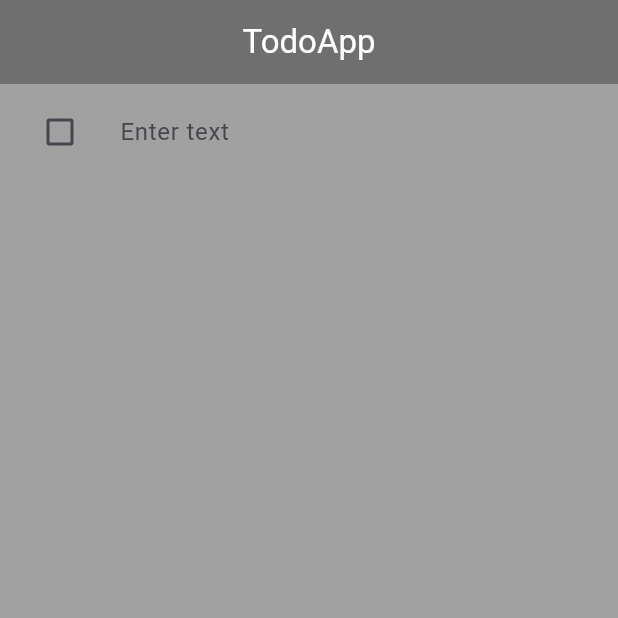
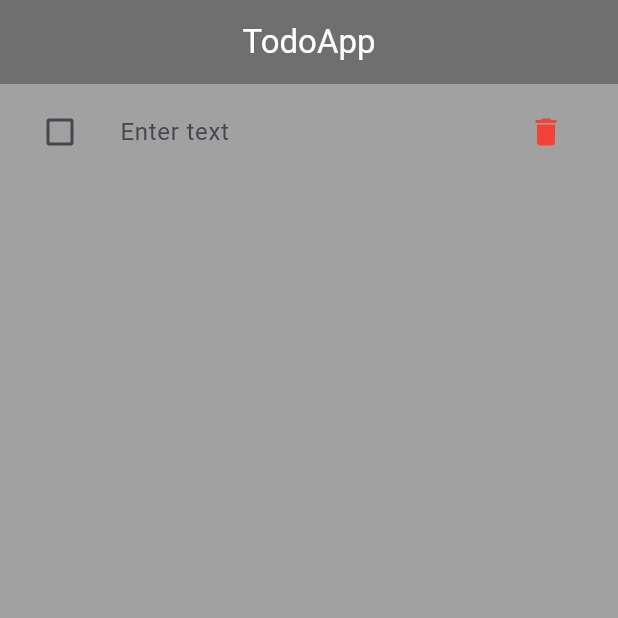
Before and after one commit to r3laty/todo_application, a Flutter app: the screen it shows after launch, on a phone screen of 412 x 824 dp, the top half of it. Run offline on Flutter 3.47's test engine with Material 3 defaults, Android fonts, the phone set to English and light mode, and no system bars.

Commit message:
add delete feature

```diff
--- a/lib/main.dart
+++ b/lib/main.dart
@@ -21,6 +21,7 @@ class HomePage extends StatefulWidget {
 
 class _HomePageState extends State<HomePage> {
   List<Task> tasks = [];
+  List<int> tasksCount = [];
 
   @override
   void initState() {
@@ -31,6 +32,12 @@ class _HomePageState extends State<HomePage> {
   void _addNewTask() {
     setState(() {
       tasks.add(Task(title: ''));
+    });
+  }
+
+  void _deleteTask(int index) {
+    setState(() {
+      tasks.removeAt(index);
     });
   }
 
@@ -50,6 +57,7 @@ class _HomePageState extends State<HomePage> {
             child: ListView.builder(
               itemCount: tasks.length,
               itemBuilder: (context, index) => ListTile(
+                key: ValueKey(tasks[index]),
                 leading: Checkbox(
                   value: tasks[index].isDone,
                   onChanged: (val) {
@@ -62,6 +70,7 @@ class _HomePageState extends State<HomePage> {
                   onChanged: (newText) {
                     tasks[index].title = newText;
                   },
+                  controller: TextEditingController(text: tasks[index].title),
                   style: TextStyle(
                     decoration: tasks[index].isDone
                         ? TextDecoration.lineThrough
@@ -71,8 +80,16 @@ class _HomePageState extends State<HomePage> {
                   ),
                   decoration: const InputDecoration(
                     hintText: 'Enter text',
-                    border: InputBorder.none, // Делаем UI чище
+                    border: InputBorder.none,
                   ),
+                ),
+                trailing: IconButton(
+                  onPressed: () {
+                    setState(() {
+                      _deleteTask(index);
+                    });
+                  },
+                  icon: Icon(Icons.delete, color: Colors.red),
                 ),
               ),
             ),
--- a/lib/utils/todoapp.dart
+++ b/lib/utils/todoapp.dart
@@ -1,5 +1,6 @@
 class Task {
   String title;
   bool isDone;
+
   Task({required this.title, this.isDone = false});
 }
```
